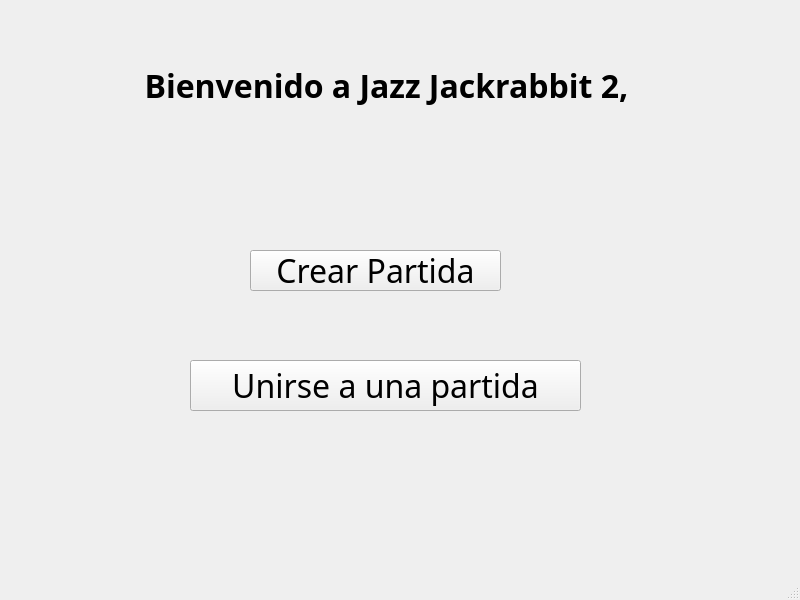
This is UI-Lobby/lobby.ui in franciscoduc4/TP_Jazz_Jackrabbit_2 as Qt 5 draws it before an edit. The edited form follows.
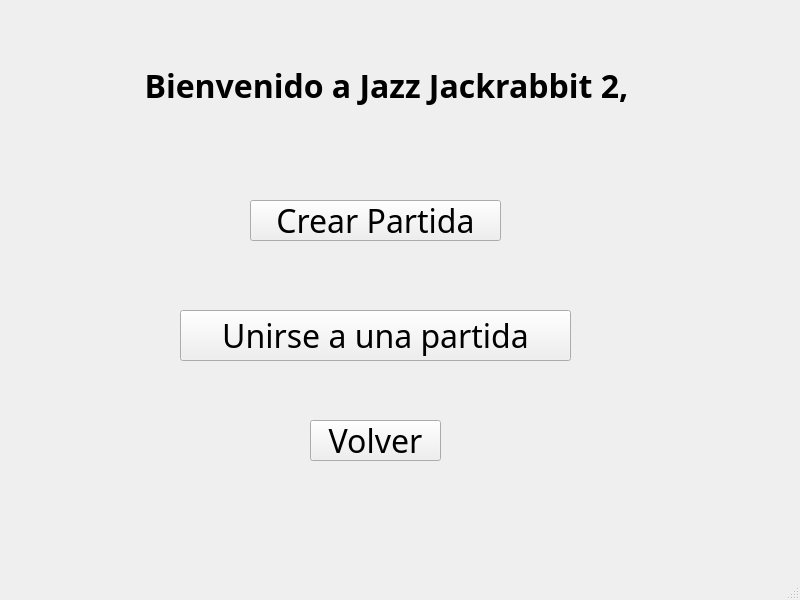
This is the edited form.

What changed in the file:
```diff
--- a/UI-Lobby/lobby.ui
+++ b/UI-Lobby/lobby.ui
@@ -44,7 +44,7 @@
     <property name="geometry">
      <rect>
       <x>250</x>
-      <y>250</y>
+      <y>200</y>
       <width>251</width>
       <height>41</height>
      </rect>
@@ -62,8 +62,8 @@
    <widget class="QPushButton" name="btnJoinGame">
     <property name="geometry">
      <rect>
-      <x>190</x>
-      <y>360</y>
+      <x>180</x>
+      <y>310</y>
       <width>391</width>
       <height>51</height>
      </rect>
@@ -78,6 +78,25 @@
      <string>Unirse a una partida</string>
     </property>
    </widget>
+   <widget class="QPushButton" name="btnBack">
+    <property name="geometry">
+     <rect>
+      <x>310</x>
+      <y>420</y>
+      <width>131</width>
+      <height>41</height>
+     </rect>
+    </property>
+    <property name="font">
+     <font>
+      <family>Jazz Jackrabbit 2</family>
+      <pointsize>24</pointsize>
+     </font>
+    </property>
+    <property name="text">
+     <string>Volver</string>
+    </property>
+   </widget>
   </widget>
   <widget class="QMenuBar" name="menubar">
    <property name="enabled">
```
